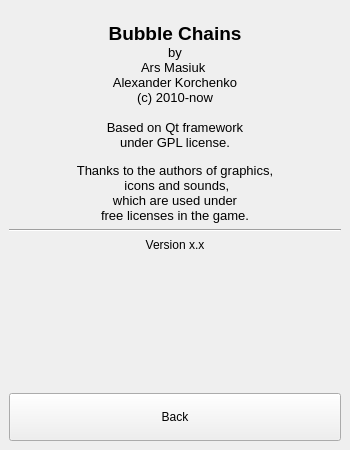
Old version of the form menu.ui in the repository ArsMasiuk/bubble-chains.
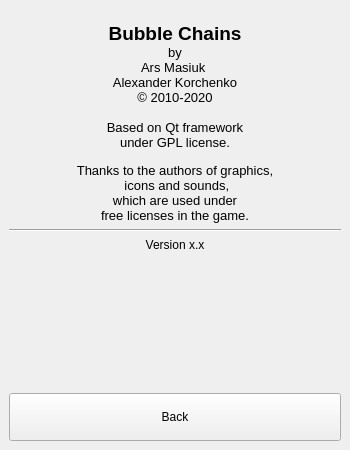
New version of the form. The open tabs and pages were chosen to show the change. Icons and pictures are not drawn.

Diff of the .ui file:
```diff
--- a/menu.ui
+++ b/menu.ui
@@ -1338,21 +1338,21 @@
        <string>&lt;!DOCTYPE HTML PUBLIC &quot;-//W3C//DTD HTML 4.0//EN&quot; &quot;http://www.w3.org/TR/REC-html40/strict.dtd&quot;&gt;
 &lt;html&gt;&lt;head&gt;&lt;meta name=&quot;qrichtext&quot; content=&quot;1&quot; /&gt;&lt;style type=&quot;text/css&quot;&gt;
 p, li { white-space: pre-wrap; }
-&lt;/style&gt;&lt;/head&gt;&lt;body style=&quot; font-family:'MS Shell Dlg 2'; font-size:8pt; font-weight:400; font-style:normal;&quot;&gt;
-&lt;p align=&quot;center&quot; style=&quot;-qt-paragraph-type:empty; margin-top:0px; margin-bottom:0px; margin-left:0px; margin-right:0px; -qt-block-indent:0; text-indent:0px;&quot;&gt;&lt;br /&gt;&lt;/p&gt;
-&lt;p align=&quot;center&quot; style=&quot; margin-top:0px; margin-bottom:0px; margin-left:0px; margin-right:0px; -qt-block-indent:0; text-indent:0px;&quot;&gt;&lt;span style=&quot; font-size:14pt; font-weight:600;&quot;&gt;Bubble Chains&lt;/span&gt;&lt;/p&gt;
-&lt;p align=&quot;center&quot; style=&quot; margin-top:0px; margin-bottom:0px; margin-left:0px; margin-right:0px; -qt-block-indent:0; text-indent:0px;&quot;&gt;&lt;span style=&quot; font-size:10pt;&quot;&gt;by&lt;/span&gt;&lt;/p&gt;
-&lt;p align=&quot;center&quot; style=&quot; margin-top:0px; margin-bottom:0px; margin-left:0px; margin-right:0px; -qt-block-indent:0; text-indent:0px;&quot;&gt;&lt;span style=&quot; font-size:10pt;&quot;&gt;Ars Masiuk &lt;/span&gt;&lt;/p&gt;
-&lt;p align=&quot;center&quot; style=&quot; margin-top:0px; margin-bottom:0px; margin-left:0px; margin-right:0px; -qt-block-indent:0; text-indent:0px;&quot;&gt;&lt;span style=&quot; font-size:10pt;&quot;&gt;Alexander Korchenko&lt;/span&gt;&lt;/p&gt;
-&lt;p align=&quot;center&quot; style=&quot; margin-top:0px; margin-bottom:0px; margin-left:0px; margin-right:0px; -qt-block-indent:0; text-indent:0px;&quot;&gt;&lt;span style=&quot; font-size:10pt;&quot;&gt;(c) 2010-now&lt;/span&gt;&lt;/p&gt;
-&lt;p align=&quot;center&quot; style=&quot;-qt-paragraph-type:empty; margin-top:0px; margin-bottom:0px; margin-left:0px; margin-right:0px; -qt-block-indent:0; text-indent:0px; font-size:10pt;&quot;&gt;&lt;br /&gt;&lt;/p&gt;
-&lt;p align=&quot;center&quot; style=&quot; margin-top:0px; margin-bottom:0px; margin-left:0px; margin-right:0px; -qt-block-indent:0; text-indent:0px;&quot;&gt;&lt;span style=&quot; font-size:10pt;&quot;&gt;Based on Qt framework&lt;/span&gt;&lt;/p&gt;
-&lt;p align=&quot;center&quot; style=&quot; margin-top:0px; margin-bottom:0px; margin-left:0px; margin-right:0px; -qt-block-indent:0; text-indent:0px;&quot;&gt;&lt;span style=&quot; font-size:10pt;&quot;&gt;under GPL license.&lt;/span&gt;&lt;/p&gt;
-&lt;p align=&quot;center&quot; style=&quot;-qt-paragraph-type:empty; margin-top:0px; margin-bottom:0px; margin-left:0px; margin-right:0px; -qt-block-indent:0; text-indent:0px; font-size:8.25pt;&quot;&gt;&lt;br /&gt;&lt;/p&gt;
-&lt;p align=&quot;center&quot; style=&quot; margin-top:0px; margin-bottom:0px; margin-left:0px; margin-right:0px; -qt-block-indent:0; text-indent:0px;&quot;&gt;&lt;span style=&quot; font-size:10pt;&quot;&gt;Thanks to the authors of graphics,&lt;/span&gt;&lt;/p&gt;
-&lt;p align=&quot;center&quot; style=&quot; margin-top:0px; margin-bottom:0px; margin-left:0px; margin-right:0px; -qt-block-indent:0; text-indent:0px;&quot;&gt;&lt;span style=&quot; font-size:10pt;&quot;&gt; icons and sounds,&lt;/span&gt;&lt;/p&gt;
-&lt;p align=&quot;center&quot; style=&quot; margin-top:0px; margin-bottom:0px; margin-left:0px; margin-right:0px; -qt-block-indent:0; text-indent:0px;&quot;&gt;&lt;span style=&quot; font-size:10pt;&quot;&gt;which are used under&lt;/span&gt;&lt;/p&gt;
-&lt;p align=&quot;center&quot; style=&quot; margin-top:0px; margin-bottom:0px; margin-left:0px; margin-right:0px; -qt-block-indent:0; text-indent:0px;&quot;&gt;&lt;span style=&quot; font-size:10pt;&quot;&gt;free licenses in the game.&lt;/span&gt;&lt;/p&gt;&lt;/body&gt;&lt;/html&gt;</string>
+&lt;/style&gt;&lt;/head&gt;&lt;body style=&quot; font-family:'DejaVu Sans'; font-size:9pt; font-weight:400; font-style:normal;&quot;&gt;
+&lt;p align=&quot;center&quot; style=&quot;-qt-paragraph-type:empty; margin-top:0px; margin-bottom:0px; margin-left:0px; margin-right:0px; -qt-block-indent:0; text-indent:0px; font-family:'MS Shell Dlg 2'; font-size:8pt;&quot;&gt;&lt;br /&gt;&lt;/p&gt;
+&lt;p align=&quot;center&quot; style=&quot; margin-top:0px; margin-bottom:0px; margin-left:0px; margin-right:0px; -qt-block-indent:0; text-indent:0px;&quot;&gt;&lt;span style=&quot; font-family:'MS Shell Dlg 2'; font-size:14pt; font-weight:600;&quot;&gt;Bubble Chains&lt;/span&gt;&lt;/p&gt;
+&lt;p align=&quot;center&quot; style=&quot; margin-top:0px; margin-bottom:0px; margin-left:0px; margin-right:0px; -qt-block-indent:0; text-indent:0px;&quot;&gt;&lt;span style=&quot; font-family:'MS Shell Dlg 2'; font-size:10pt;&quot;&gt;by&lt;/span&gt;&lt;/p&gt;
+&lt;p align=&quot;center&quot; style=&quot; margin-top:0px; margin-bottom:0px; margin-left:0px; margin-right:0px; -qt-block-indent:0; text-indent:0px;&quot;&gt;&lt;span style=&quot; font-family:'MS Shell Dlg 2'; font-size:10pt;&quot;&gt;Ars Masiuk &lt;/span&gt;&lt;/p&gt;
+&lt;p align=&quot;center&quot; style=&quot; margin-top:0px; margin-bottom:0px; margin-left:0px; margin-right:0px; -qt-block-indent:0; text-indent:0px;&quot;&gt;&lt;span style=&quot; font-family:'MS Shell Dlg 2'; font-size:10pt;&quot;&gt;Alexander Korchenko&lt;/span&gt;&lt;/p&gt;
+&lt;p align=&quot;center&quot; style=&quot; margin-top:0px; margin-bottom:0px; margin-left:0px; margin-right:0px; -qt-block-indent:0; text-indent:0px;&quot;&gt;&lt;span style=&quot; font-family:'MS Shell Dlg 2'; font-size:10pt;&quot;&gt;&amp;copy; 2010-2020&lt;/span&gt;&lt;/p&gt;
+&lt;p align=&quot;center&quot; style=&quot;-qt-paragraph-type:empty; margin-top:0px; margin-bottom:0px; margin-left:0px; margin-right:0px; -qt-block-indent:0; text-indent:0px; font-family:'MS Shell Dlg 2'; font-size:10pt;&quot;&gt;&lt;br /&gt;&lt;/p&gt;
+&lt;p align=&quot;center&quot; style=&quot; margin-top:0px; margin-bottom:0px; margin-left:0px; margin-right:0px; -qt-block-indent:0; text-indent:0px;&quot;&gt;&lt;span style=&quot; font-family:'MS Shell Dlg 2'; font-size:10pt;&quot;&gt;Based on Qt framework&lt;/span&gt;&lt;/p&gt;
+&lt;p align=&quot;center&quot; style=&quot; margin-top:0px; margin-bottom:0px; margin-left:0px; margin-right:0px; -qt-block-indent:0; text-indent:0px;&quot;&gt;&lt;span style=&quot; font-family:'MS Shell Dlg 2'; font-size:10pt;&quot;&gt;under GPL license.&lt;/span&gt;&lt;/p&gt;
+&lt;p align=&quot;center&quot; style=&quot;-qt-paragraph-type:empty; margin-top:0px; margin-bottom:0px; margin-left:0px; margin-right:0px; -qt-block-indent:0; text-indent:0px; font-family:'MS Shell Dlg 2'; font-size:8.25pt;&quot;&gt;&lt;br /&gt;&lt;/p&gt;
+&lt;p align=&quot;center&quot; style=&quot; margin-top:0px; margin-bottom:0px; margin-left:0px; margin-right:0px; -qt-block-indent:0; text-indent:0px;&quot;&gt;&lt;span style=&quot; font-family:'MS Shell Dlg 2'; font-size:10pt;&quot;&gt;Thanks to the authors of graphics,&lt;/span&gt;&lt;/p&gt;
+&lt;p align=&quot;center&quot; style=&quot; margin-top:0px; margin-bottom:0px; margin-left:0px; margin-right:0px; -qt-block-indent:0; text-indent:0px;&quot;&gt;&lt;span style=&quot; font-family:'MS Shell Dlg 2'; font-size:10pt;&quot;&gt; icons and sounds,&lt;/span&gt;&lt;/p&gt;
+&lt;p align=&quot;center&quot; style=&quot; margin-top:0px; margin-bottom:0px; margin-left:0px; margin-right:0px; -qt-block-indent:0; text-indent:0px;&quot;&gt;&lt;span style=&quot; font-family:'MS Shell Dlg 2'; font-size:10pt;&quot;&gt;which are used under&lt;/span&gt;&lt;/p&gt;
+&lt;p align=&quot;center&quot; style=&quot; margin-top:0px; margin-bottom:0px; margin-left:0px; margin-right:0px; -qt-block-indent:0; text-indent:0px;&quot;&gt;&lt;span style=&quot; font-family:'MS Shell Dlg 2'; font-size:10pt;&quot;&gt;free licenses in the game.&lt;/span&gt;&lt;/p&gt;&lt;/body&gt;&lt;/html&gt;</string>
       </property>
       <property name="alignment">
        <set>Qt::AlignCenter</set>
```
Left out of the diff: 8 changed lines with no effect on the pictures.
